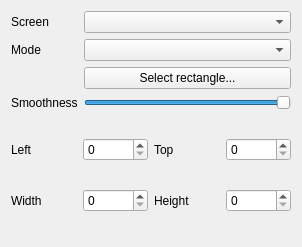
This is Effects/Ambient/Ambient.ui in DLdota/OpenRGBEffectsPlugin as Qt 5 draws it before an edit. The edited form follows.
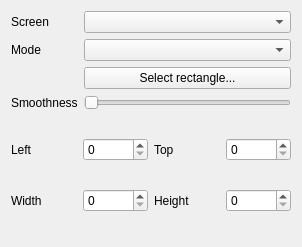
This is the edited form. Custom widgets are drawn as their Qt base class.

Commit message: Limit for smoothness

```diff
--- a/Effects/Ambient/Ambient.ui
+++ b/Effects/Ambient/Ambient.ui
@@ -140,7 +140,7 @@
       <number>5</number>
      </property>
      <property name="value">
-      <number>1000</number>
+      <number>0</number>
      </property>
      <property name="orientation">
       <enum>Qt::Horizontal</enum>
```
The commit also changes 2 other files.
